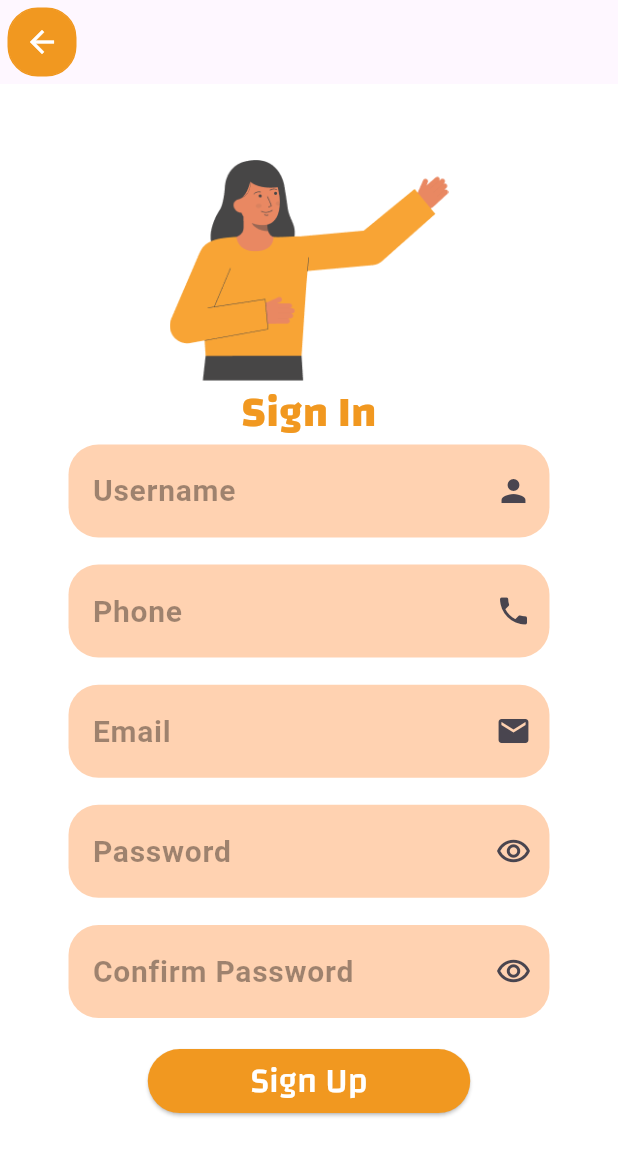
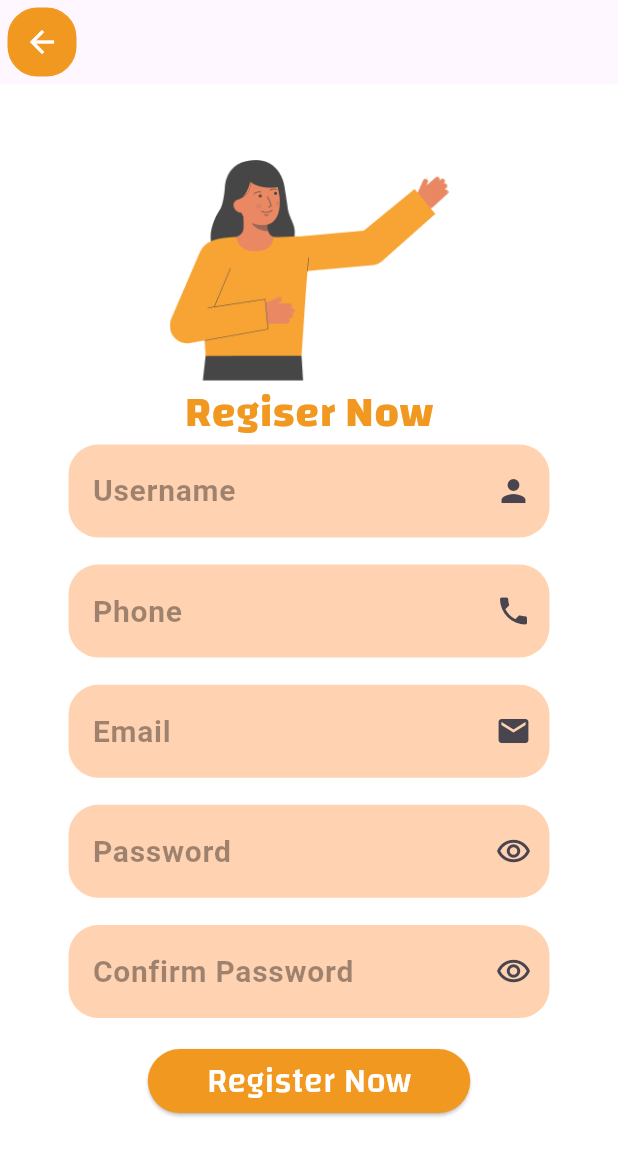
Before and after one commit to youssef-frahat/FOODIA, a Flutter app: the SignIn screen opened by its route, on a phone screen of 412 x 824 dp. Shown: the top 1156 px of the screen. Run offline on Flutter 3.47's test engine with Material 3 defaults, Android fonts, the light colour scheme and no system bars; our stand-ins replace flutter_screenutil, go_router, pin_code_fields.

Commit message:
change Regidter now

```diff
--- a/lib/auth/screens/sign_in.dart
+++ b/lib/auth/screens/sign_in.dart
@@ -70,7 +70,7 @@ class _SignInState extends State<SignIn> {
                       ),
                     ),
                     //=================Text=======================
-                    Text("Sign In", style: AppStyling.primarytextstyle),
+                    Text("Regiser Now", style: AppStyling.primarytextstyle),
 
                     //========================username===============
                     CustomTextField(
@@ -180,7 +180,7 @@ class _SignInState extends State<SignIn> {
                         GoRouter.of(context).pushNamed(AppRoutes.verifyotp);
                       },
 
-                      buttontext: "Sign Up",
+                      buttontext: "Register Now",
                       fontsize: 23,
                     ),
                   ],
--- a/lib/on_boarding/on_boarding1.dart
+++ b/lib/on_boarding/on_boarding1.dart
@@ -33,7 +33,7 @@ class OnBoarding1 extends StatelessWidget {
             right: 20,
             child: TextButton(
               onPressed: () {
-                GoRouter.of(context).pushNamed(AppRoutes.signinScreen);
+                GoRouter.of(context).pushNamed(AppRoutes.loginScreen);
               },
               child: Text("Skip", style: AppStyling.primarytextstyle),
             ),
```
